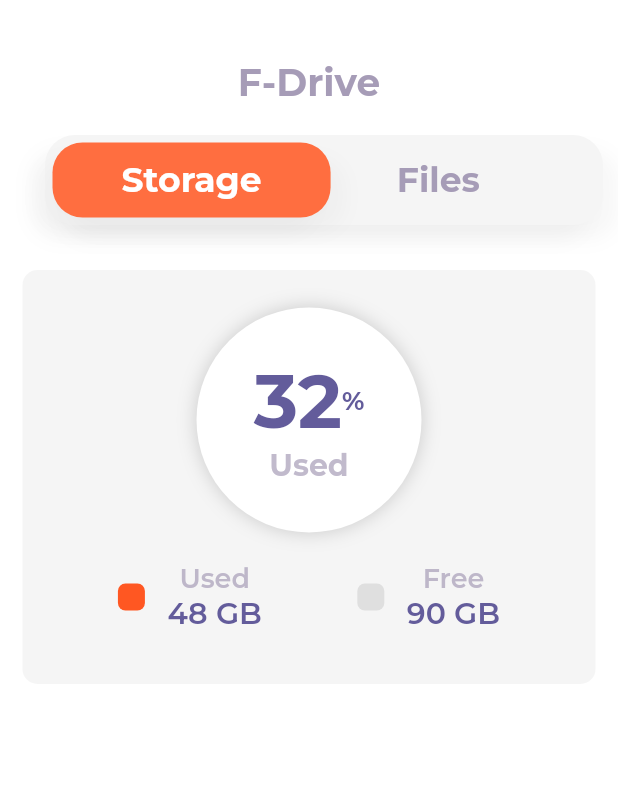
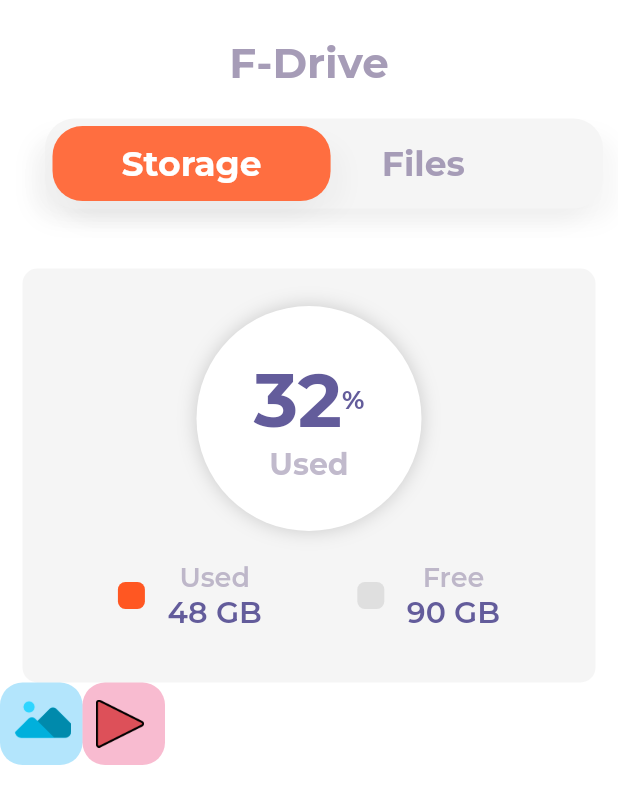
Before and after one commit to SivaramNalliboyana/F-Drive, a Flutter app: the screen it shows after launch, on a phone screen of 412 x 824 dp. Shown: the top 804 px of the screen. Run offline on Flutter 3.47's test engine with Material 2 defaults, Android fonts, the phone set to English and light mode, and no system bars; our stand-ins replace google_fonts.

Commit message:
Started working with bottom part options

```diff
--- a/lib/screens/nav_screen.dart
+++ b/lib/screens/nav_screen.dart
@@ -1,21 +1,30 @@
 import 'package:fdrive/utils/utils.dart';
 import 'package:fdrive/widgets.dart/header.dart';
 import 'package:fdrive/widgets.dart/storage_container.dart';
+import 'package:fdrive/widgets.dart/upload_options.dart';
 import 'package:flutter/material.dart';
 
 class NavScreen extends StatelessWidget {
   @override
   Widget build(BuildContext context) {
     return Scaffold(
+      appBar: PreferredSize(
+        preferredSize: Size.fromHeight(25),
+        child: AppBar(
+          backgroundColor: bgcolor,
+          elevation: 0,
+        ),
+      ),
       backgroundColor: bgcolor,
       body: SingleChildScrollView(
         child: Column(
           children: [
             Header(),
             SizedBox(
-              height: 30,
+              height: 40,
             ),
-            StorageContainer()
+            StorageContainer(),
+            UploadOptions()
           ],
         ),
       ),
--- a/lib/widgets.dart/header.dart
+++ b/lib/widgets.dart/header.dart
@@ -44,12 +44,11 @@ class Header extends StatelessWidget {
   Widget build(BuildContext context) {
     return Container(
       alignment: Alignment.center,
-      margin: EdgeInsets.only(top: 40),
       child: Column(
         children: [
           Text(
             "F-Drive",
-            style: textStyle(25, textColor, FontWeight.bold),
+            style: textStyle(28, textColor, FontWeight.bold),
           ),
           SizedBox(
             height: 20,
@@ -72,17 +71,14 @@ class Header extends StatelessWidget {
                     blurRadius: 10)
               ],
             ),
-            child: Row(
-              children: [
-                Padding(
-                  padding: const EdgeInsets.all(5.0),
-                  child: tabCell("Storage", true, context),
-                ),
-                Padding(
-                  padding: const EdgeInsets.all(5.0),
-                  child: tabCell("Files", false, context),
-                ),
-              ],
+            child: Padding(
+              padding: const EdgeInsets.all(5.0),
+              child: Row(
+                children: [
+                  tabCell("Storage", true, context),
+                  tabCell("Files", false, context),
+                ],
+              ),
             ),
           )
         ],
--- /dev/null
+++ b/lib/widgets.dart/upload_options.dart
@@ -0,0 +1,48 @@
+import 'package:flutter/material.dart';
+
+class UploadOptions extends StatelessWidget {
+  Widget colouredContainer(Color bgcolor, Image child) {
+    return Container(
+      width: 55,
+      height: 55,
+      decoration: BoxDecoration(
+          borderRadius: BorderRadius.circular(15), color: bgcolor),
+      child: Center(
+        child: Padding(
+          padding: const EdgeInsets.only(right: 5.0),
+          child: child,
+        ),
+      ),
+    );
+  }
+
+  @override
+  Widget build(BuildContext context) {
+    return Column(
+      children: [
+        Row(
+          children: [
+            colouredContainer(
+              Colors.lightBlue.withOpacity(0.3),
+              Image.asset(
+                'images/image.png',
+                width: 45,
+                height: 45,
+                fit: BoxFit.cover,
+              ),
+            ),
+            colouredContainer(
+              Colors.pink.withOpacity(0.3),
+              Image.asset(
+                'images/play.png',
+                width: 32,
+                height: 32,
+                fit: BoxFit.cover,
+              ),
+            ),
+          ],
+        )
+      ],
+    );
+  }
+}
--- a/pubspec.yaml
+++ b/pubspec.yaml
@@ -46,8 +46,8 @@ flutter:
   uses-material-design: true
 
   # To add assets to your application, add an assets section, like this:
-  # assets:
-  #   - images/a_dot_burr.jpeg
+  assets:
+     - images/
   #   - images/a_dot_ham.jpeg
 
   # An image asset can refer to one or more resolution-specific "variants", see
```
Also changed, not shown: images/file.png (added), images/image.png (added), images/music.png (added), images/play.png (added).
